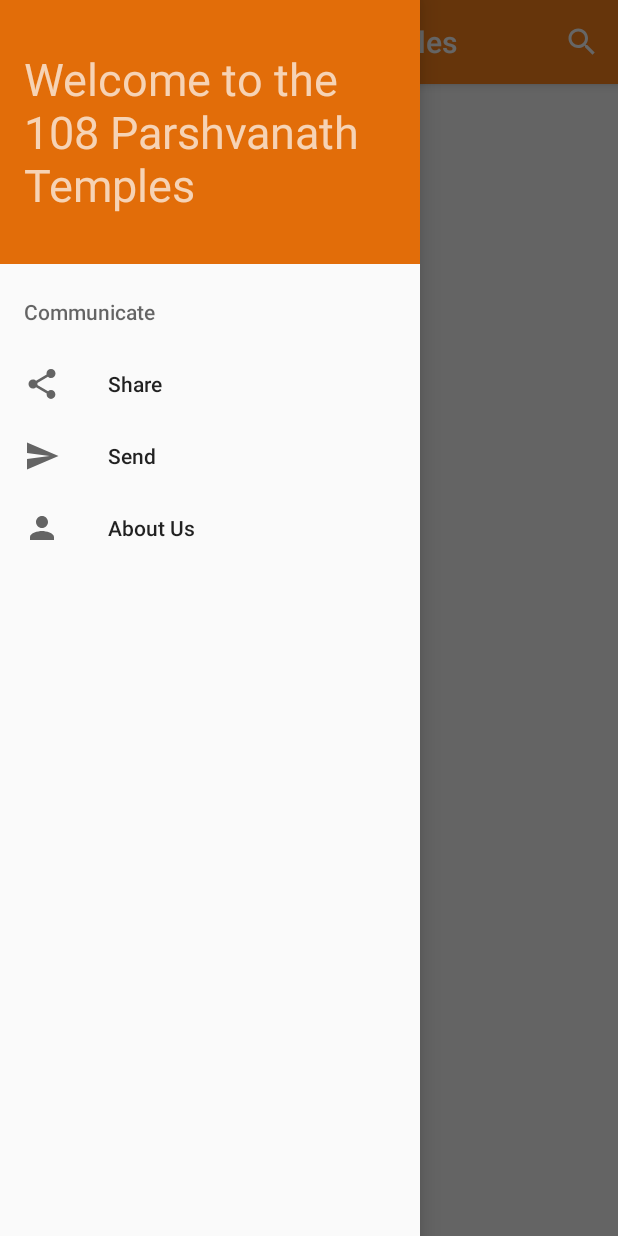
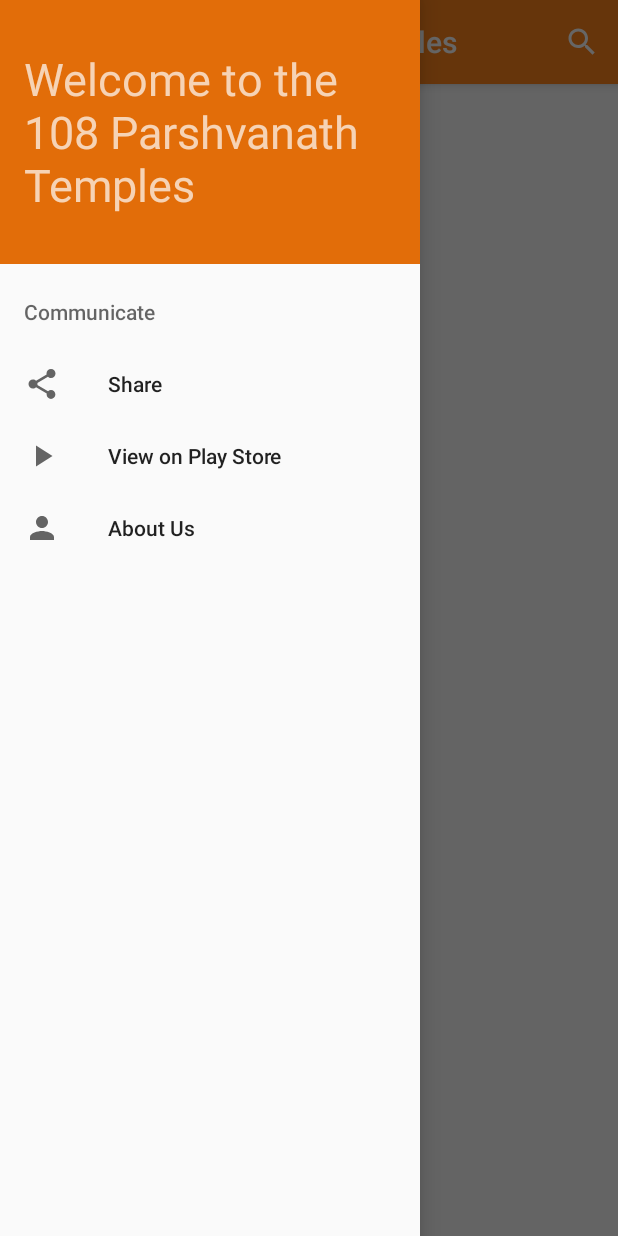
Before and after one commit to vihansolo/108Parshvnath, an Android app: the screen it shows after launch (MainActivity), with the side drawer open, on a phone screen of 412 x 824 dp. Run offline under Robolectric (Android 15) with nearby library versions, the phone set to English and light mode, and no system bars; our stand-ins replace Firebase (no records; nobody signed in at launch, a user with empty details on screens opened directly); pictures from the network do not load.

Commit message:
Corrected play store navigation semantics.

```diff
--- a/app/src/main/java/ga/vihanggarud/www/a108parshvnath/MainActivity.java
+++ b/app/src/main/java/ga/vihanggarud/www/a108parshvnath/MainActivity.java
@@ -209,7 +209,7 @@ public class MainActivity extends AppCompatActivity implements NavigationView.On
             startActivity(Intent.createChooser(intent, "Share via"));
         }
 
-        else if (id == R.id.nav_send) {
+        else if (id == R.id.nav_store) {
 
             try {
 
--- /dev/null
+++ b/app/src/main/res/drawable/ic_play_arrow_black_24dp.xml
@@ -0,0 +1,12 @@
+<vector
+    xmlns:android="http://schemas.android.com/apk/res/android"
+    android:height="30dp"
+    android:width="30dp"
+    android:viewportHeight="24.0"
+    android:viewportWidth="24.0">
+
+    <path
+        android:fillColor="#FF000000"
+        android:pathData="M8,5v14l11,-7z"/>
+
+</vector>
--- a/app/src/main/res/menu/activity_main_drawer.xml
+++ b/app/src/main/res/menu/activity_main_drawer.xml
@@ -13,9 +13,9 @@
                 android:title="@string/share" />
 
             <item
-                android:id="@+id/nav_send"
-                android:icon="@drawable/ic_menu_send"
-                android:title="@string/send" />
+                android:id="@+id/nav_store"
+                android:icon="@drawable/ic_play_arrow_black_24dp"
+                android:title="@string/store" />
 
             <item
                 android:id="@+id/nav_about_us"
--- a/app/src/main/res/values/strings.xml
+++ b/app/src/main/res/values/strings.xml
@@ -14,7 +14,7 @@
     //activity_main_drawer.xml
     <string name="communicate">Communicate</string>
     <string name="share">Share</string>
-    <string name="send">Send</string>
+    <string name="store">View on Play Store</string>
     <string name="about_us">About Us</string>
 
     //list_item.xml
```
